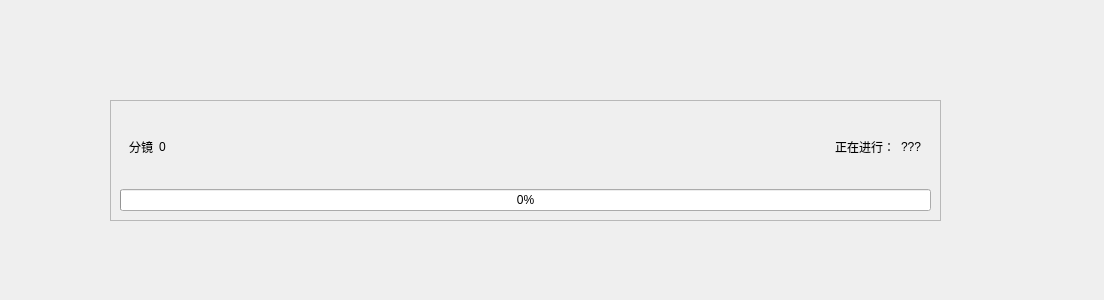
sjbsjb233/text2video, file ui_script/主信息-分镜信息.ui: the form before one commit.
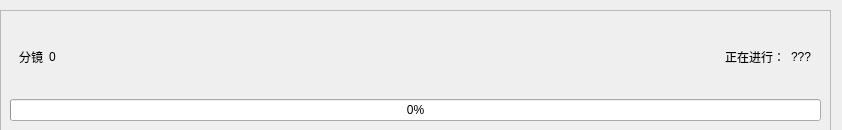
The form after the commit.

```diff
--- a/ui_script/主信息-分镜信息.ui
+++ b/ui_script/主信息-分镜信息.ui
@@ -6,8 +6,8 @@
    <rect>
     <x>0</x>
     <y>0</y>
-    <width>1104</width>
-    <height>300</height>
+    <width>842</width>
+    <height>130</height>
    </rect>
   </property>
   <property name="windowTitle">
@@ -16,12 +16,18 @@
   <widget class="QFrame" name="frame">
    <property name="geometry">
     <rect>
-     <x>110</x>
-     <y>100</y>
+     <x>0</x>
+     <y>10</y>
      <width>831</width>
      <height>121</height>
     </rect>
    </property>
+   <property name="maximumSize">
+    <size>
+     <width>16777215</width>
+     <height>121</height>
+    </size>
+   </property>
    <property name="frameShape">
     <enum>QFrame::StyledPanel</enum>
    </property>
```
